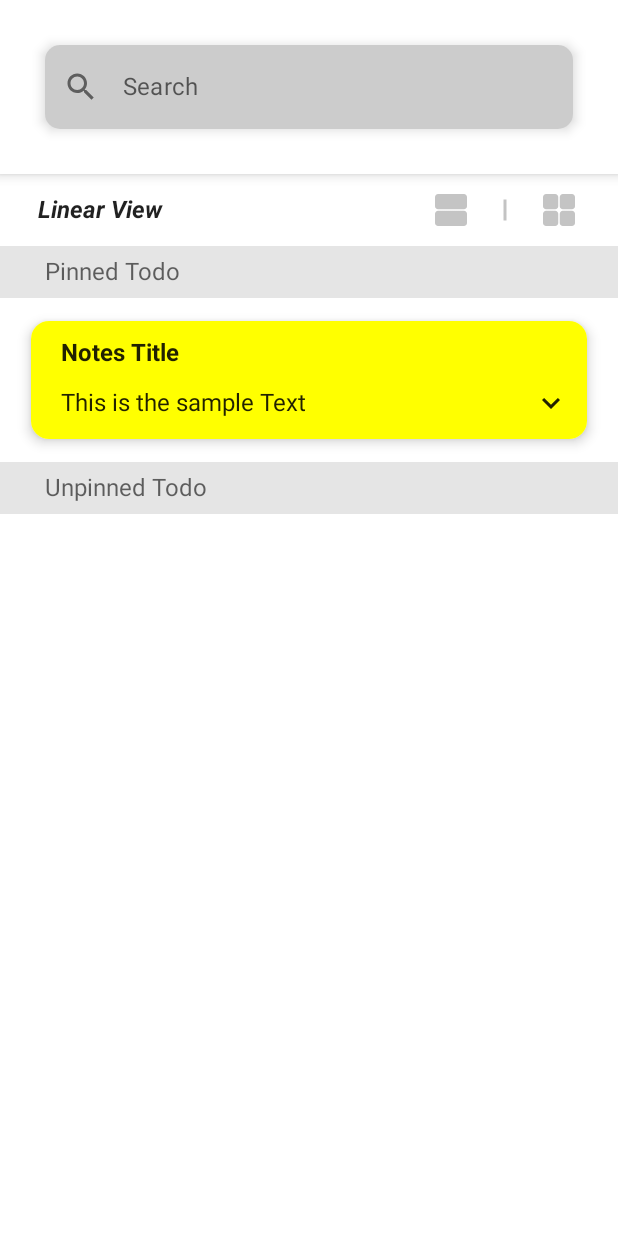
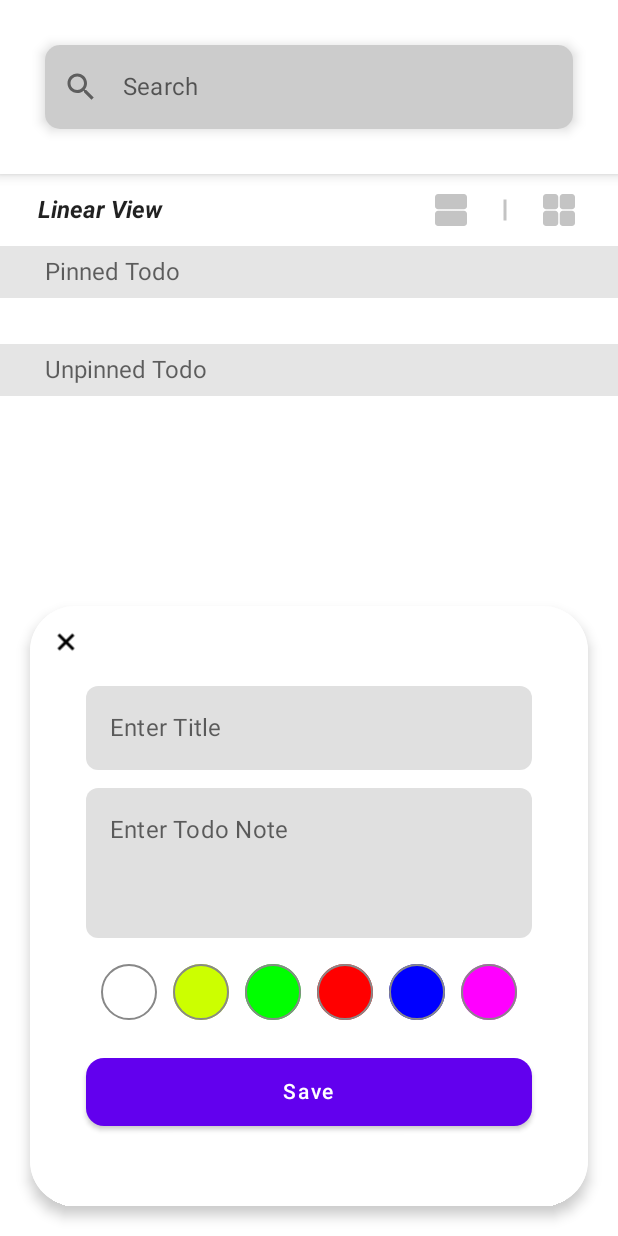
Before and after one commit to Zohaib1397/Todo_App, an Android app built with Jetpack Compose: the screen it shows after launch (MainActivity), on a phone screen of 412 x 824 dp. Run offline under Robolectric (Android 15) with nearby library versions, the phone set to English and light mode, and no system bars.

Commit message:
Floating Button and it's Implementation

```diff
--- /dev/null
+++ b/app/src/main/java/com/example/todo/CustomFloatButton.kt
@@ -0,0 +1,226 @@
+package com.example.todo
+
+import android.content.res.Configuration
+import androidx.compose.animation.AnimatedVisibility
+import androidx.compose.animation.animateColorAsState
+import androidx.compose.animation.animateContentSize
+import androidx.compose.animation.core.*
+import androidx.compose.foundation.BorderStroke
+import androidx.compose.foundation.background
+import androidx.compose.foundation.border
+import androidx.compose.foundation.isSystemInDarkTheme
+import androidx.compose.foundation.layout.*
+import androidx.compose.foundation.shape.CircleShape
+import androidx.compose.foundation.shape.RoundedCornerShape
+import androidx.compose.foundation.text.BasicTextField
+import androidx.compose.material.*
+import androidx.compose.runtime.*
+import androidx.compose.ui.Alignment
+import androidx.compose.ui.Modifier
+import androidx.compose.ui.draw.rotate
+import androidx.compose.ui.graphics.Color
+import androidx.compose.ui.res.painterResource
+import androidx.compose.ui.tooling.preview.Preview
+import androidx.compose.ui.unit.dp
+import androidx.interpolator.view.animation.FastOutLinearInInterpolator
+
+@Composable
+fun CustomFloatingButton(
+
+) {
+    var isExpended by remember { mutableStateOf(true) }
+    var noteColor =
+        if (isSystemInDarkTheme()) remember { mutableStateOf(Color.Black.copy(alpha = 0.45f)) } else remember {
+            mutableStateOf(Color.White)
+        }
+    var roundAsState = animateDpAsState(
+        animationSpec = tween(
+            durationMillis = 300,
+            easing = LinearOutSlowInEasing
+        ),
+        targetValue = if (isExpended) 30.dp else 50.dp
+    )
+    var plusColorAsState = animateColorAsState(
+        animationSpec = tween(
+            durationMillis = 400,
+            easing = FastOutLinearInEasing
+        ),
+        targetValue = if (isExpended) if (isSystemInDarkTheme()) Color.White else Color.Black else Color.White
+    )
+    var buttonRotationAsState = animateFloatAsState(
+        animationSpec = tween(
+            durationMillis = 400,
+            easing = LinearOutSlowInEasing
+        ),
+        targetValue = if (isExpended) 225f else 0f
+    )
+    var buttonColorAsState = animateColorAsState(
+        animationSpec = tween(
+            durationMillis = 1000,
+            easing = FastOutLinearInEasing
+        ),
+        targetValue = if (isExpended) Color.Unspecified else MaterialTheme.colors.primary
+    )
+//    var modifierAsState = if(isExpended) Modifier.fillMaxWidth() else Modifier
+    Surface(
+        shape = RoundedCornerShape(roundAsState.value),
+        elevation = 5.dp
+    ) {
+        //This part of animation will be responsible for having opening transition
+        Surface(
+            color = buttonColorAsState.value,
+            shape = RoundedCornerShape(roundAsState.value),
+            modifier = Modifier.animateContentSize(
+                animationSpec = tween(
+                    durationMillis = 300,
+                    easing = LinearOutSlowInEasing
+                )
+            )
+        ) {
+//                Box(
+//                    modifier = modifierAsState.animateContentSize(
+//                        animationSpec = tween(
+//                            durationMillis = 300,
+//                            easing = LinearOutSlowInEasing
+//                        )
+//                    ),
+//                    contentAlignment = Alignment.TopEnd
+//                ){
+            if (isExpended) {
+                var newNoteTitle by remember { mutableStateOf("") }
+                var newNoteText by remember { mutableStateOf("") }
+                Surface(
+                    color = noteColor.value,
+                    modifier = Modifier
+                        .fillMaxWidth()
+                        .height(400.dp),
+                    shape = MaterialTheme.shapes.large
+                ) {
+                    Column(
+                        modifier = Modifier.fillMaxSize(),
+                        horizontalAlignment = Alignment.CenterHorizontally,
+                        verticalArrangement = Arrangement.Center
+                    ) {
+                        TextField(
+                            value = newNoteTitle, onValueChange = {
+                                newNoteTitle = it
+                            },
+                            placeholder = {
+                                Text("Enter Title")
+                            },
+                            colors = TextFieldDefaults.textFieldColors(
+                                focusedIndicatorColor = Color.Transparent,
+                                unfocusedIndicatorColor = Color.Transparent,
+                            ),
+                            shape = RoundedCornerShape(8.dp),
+                            maxLines = 1,
+                            modifier = Modifier.fillMaxWidth(0.8f)
+                        )
+                        Spacer(modifier = Modifier.height(12.dp))
+                        TextField(
+                            value = newNoteText, onValueChange = {
+                                newNoteText = it
+                            },
+                            placeholder = {
+                                Text("Enter Todo Note")
+                            },
+                            colors = TextFieldDefaults.textFieldColors(
+                                focusedIndicatorColor = Color.Transparent,
+                                unfocusedIndicatorColor = Color.Transparent,
+                            ),
+                            shape = RoundedCornerShape(8.dp),
+                            modifier = Modifier
+                                .fillMaxWidth(0.8f)
+                                .height(100.dp)
+                        )
+
+                        Spacer(modifier = Modifier.height(12.dp))
+                        Row(
+                            horizontalArrangement = Arrangement.SpaceAround
+                        ) {
+                            RoundedColorButton(
+                                onClick = { noteColor.value = Color.White },
+                                color = MaterialTheme.colors.surface
+                            )
+                            RoundedColorButton(
+                                onClick = { noteColor.value = Color.Yellow },
+                                color = Color.Yellow.copy(
+                                    red = 0.8f
+                                ),
+                                contentDescription = "Yellow Color"
+                            )
+                            RoundedColorButton(
+                                onClick = { noteColor.value = Color.Green },
+                                color = Color.Green,
+                                contentDescription = "Green Color"
+                            )
+                            RoundedColorButton(
+                                onClick = { noteColor.value = Color.Red },
+                                color = Color.Red,
+                                contentDescription = "Red Color"
+                            )
+                            RoundedColorButton(
+                                onClick = { noteColor.value = Color.Blue },
+                                color = Color.Blue,
+                                contentDescription = "Blue Color"
+                            )
+                            RoundedColorButton(
+                                onClick = { noteColor.value = Color.Magenta },
+                                color = Color.Magenta,
+                                contentDescription = "Magenta Color"
+                            )
+                        }
+                        Spacer(modifier = Modifier.height(20.dp))
+                        Button(
+                            onClick = { /*TODO*/ },
+                            shape = RoundedCornerShape(12.dp),
+                            modifier = Modifier
+                                .fillMaxWidth(0.8f)
+                                .height(45.dp)
+                        ) {
+                            Text("Save")
+                        }
+                    }
+                }
+            }
+            IconButton(
+                onClick = { isExpended = !isExpended },
+                modifier = Modifier.rotate(buttonRotationAsState.value),
+            ) {
+                Icon(
+                    painter = painterResource(R.drawable.ic_add),
+                    contentDescription = "Add Todo",
+                    tint = plusColorAsState.value
+                )
+            }
+//                }
+        }
+    }
+}
+
+
+@Composable
+fun RoundedColorButton(
+    onClick: () -> Unit,
+    borderThickness: BorderStroke = BorderStroke(1.dp, Color.Gray),
+    color: Color = Color.Unspecified,
+    contentDescription: String = "White Color"
+) {
+    IconButton(onClick = onClick) {
+        Icon(
+            painter = painterResource(id = R.drawable.ic_filled_circle),
+            contentDescription = contentDescription,
+            tint = color,
+            modifier = Modifier.border(
+                border = borderThickness,
+                shape = CircleShape
+            )
+        )
+    }
+}
+
+@Preview(name = "Light Mode")
+@Composable
+fun previewFloatingButton() {
+    CustomFloatingButton()
+}
--- a/app/src/main/java/com/example/todo/Fragments/Main_Fragment.kt
+++ b/app/src/main/java/com/example/todo/Fragments/Main_Fragment.kt
@@ -8,6 +8,7 @@ import android.view.ViewGroup
 import androidx.compose.animation.animateContentSize
 import androidx.compose.animation.core.LinearOutSlowInEasing
 import androidx.compose.animation.core.tween
+import androidx.compose.foundation.isSystemInDarkTheme
 import androidx.compose.foundation.layout.*
 import androidx.compose.material.Divider
 import androidx.compose.material.ExperimentalMaterialApi
@@ -48,13 +49,18 @@ class Main_Fragment : Fragment(){
                                 horizontalAlignment = Alignment.CenterHorizontally,
                                 verticalArrangement = Arrangement.Top,
                             ) {
-                                CustomSearchBar(searchedItems = SearchItemsList.itemsList)
+                                CustomSearchBar(searchedItems =SearchItemsList.itemsList)
                                 LayoutSwitcher()
                                 CustomDivider("Pinned Todo")
                                 Spacer(modifier = Modifier.height(15.dp))
-                                TodoCard(cardColor = Color.Yellow)
                                 Spacer(modifier = Modifier.height(15.dp))
                                 CustomDivider("Unpinned Todo")
+                                Box(
+                                    modifier = Modifier.fillMaxSize().padding(20.dp),
+                                    contentAlignment = Alignment.BottomEnd
+                                ){
+                                    CustomFloatingButton()
+                                }
                             }
                         }
                     }
@@ -92,9 +98,14 @@ fun showPreview(){
                     LayoutSwitcher()
                     CustomDivider("Pinned Todo")
                     Spacer(modifier = Modifier.height(15.dp))
-                    TodoCard(cardColor = Color.Yellow)
                     Spacer(modifier = Modifier.height(15.dp))
                     CustomDivider("Unpinned Todo")
+                    Box(
+                        modifier = Modifier.fillMaxSize().padding(20.dp),
+                        contentAlignment = Alignment.BottomEnd
+                    ){
+                        CustomFloatingButton()
+                    }
                 }
             }
         }
--- a/app/src/main/java/com/example/todo/SearchBar.kt
+++ b/app/src/main/java/com/example/todo/SearchBar.kt
@@ -84,8 +84,6 @@ fun CustomSearchBar(
                     keyboardActions = KeyboardActions(
                         onDone = {
                             SearchItemsList.itemsList.add(searchBarText)
-                            saveToSharedPreference
-
                         }
                     )
                 )
--- a/app/src/main/java/com/example/todo/TodoCard.kt
+++ b/app/src/main/java/com/example/todo/TodoCard.kt
@@ -23,6 +23,8 @@ import com.example.todo.ui.theme.TodoTheme
 
 @Composable
 fun TodoCard(
+    todoTitle:String,
+    todoNote:String,
     cardColor: Color = MaterialTheme.colors.surface
 ){
     var isExpanded by remember {mutableStateOf(false)}
@@ -43,7 +45,7 @@ fun TodoCard(
                 ))
         ){
             Text(
-                text = "Notes Title",
+                text = todoTitle,
                 fontWeight = FontWeight(700),
                 modifier = Modifier.padding(start = 20.dp,top = 12.dp)
             )
@@ -53,7 +55,7 @@ fun TodoCard(
                 horizontalArrangement = Arrangement.SpaceBetween
             ){
                 Text(
-                    text = "This is the sample Text",
+                    text = todoNote,
                     modifier = Modifier.padding(start = 20.dp)
                 )
                 IconButton(onClick = {
@@ -93,6 +95,6 @@ fun TodoCard(
 @Composable
 fun previewTodoCard() {
     TodoTheme {
-        TodoCard()
+        TodoCard("Todo Title","This is a sample Todo")
     }
 }
--- a/app/src/main/java/com/example/todo/SearchItemsDataBase.kt
+++ b/app/src/main/java/com/example/todo/itemsDataBase.kt
@@ -1,8 +1,12 @@
 package com.example.todo
 
 import android.content.Context
+import android.preference.Preference
 import androidx.appcompat.app.AppCompatActivity
 
 object SearchItemsList{
     val itemsList = mutableListOf<String>()
 }
+object TodoItemsList{
+    val itemsList = mutableListOf<String>()
+}
--- /dev/null
+++ b/app/src/main/res/drawable/ic_add.xml
@@ -0,0 +1,5 @@
+<vector android:height="24dp" android:tint="#C3C3C3"
+    android:viewportHeight="24" android:viewportWidth="24"
+    android:width="24dp" xmlns:android="http://schemas.android.com/apk/res/android">
+    <path android:fillColor="@android:color/white" android:pathData="M19,13h-6v6h-2v-6H5v-2h6V5h2v6h6v2z"/>
+</vector>
--- /dev/null
+++ b/app/src/main/res/drawable/ic_filled_circle.xml
@@ -0,0 +1,9 @@
+<vector xmlns:android="http://schemas.android.com/apk/res/android"
+    android:width="37dp"
+    android:height="37dp"
+    android:viewportWidth="37"
+    android:viewportHeight="37">
+  <path
+      android:pathData="M18.5,18.5m-18.5,0a18.5,18.5 0,1 1,37 0a18.5,18.5 0,1 1,-37 0"
+      android:fillColor="#D9D9D9"/>
+</vector>
```
